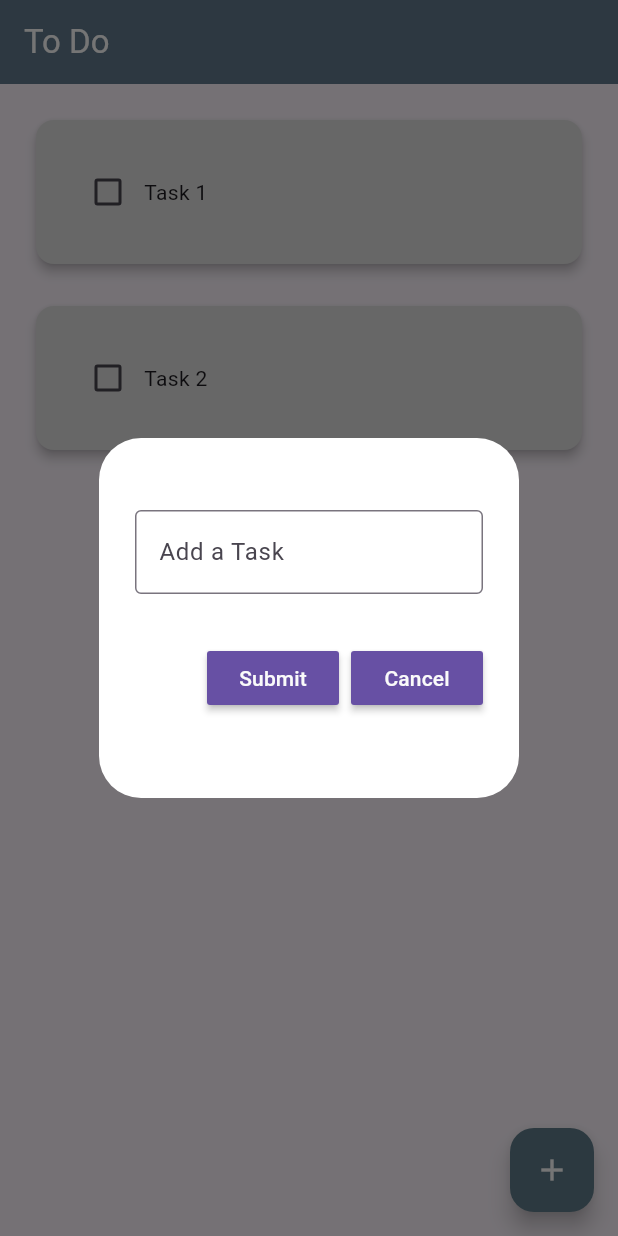
After one commit to devhmac/flutter_masterclass, a Flutter app: the screen it shows after launch, after a tap on the "add" icon, on a phone screen of 412 x 824 dp. The commit adds this screen. Run offline on Flutter 3.47's test engine with Material 3 defaults, Android fonts, the phone set to English and light mode, and no system bars; missing offline and left inert: dart:ffi.

Commit message:
todo creation functional

```diff
--- a/todo_list/lib/pages/home_page.dart
+++ b/todo_list/lib/pages/home_page.dart
@@ -2,6 +2,7 @@ import 'dart:async';
 import 'dart:ffi';
 
 import 'package:flutter/material.dart';
+import 'package:todo_list/widgets/new_task_dialog.dart';
 import 'package:todo_list/widgets/todo_tile.dart';
 
 class HomePage extends StatefulWidget {
@@ -13,6 +14,7 @@ class HomePage extends StatefulWidget {
 
 class _HomePageState extends State<HomePage> {
   // List of todos
+  final _newTaskController = TextEditingController();
   List<List> todoList = [
     ['Task 1', false],
     ['Task 2', false]
@@ -22,6 +24,31 @@ class _HomePageState extends State<HomePage> {
     setState(() {
       todoList[taskIndex][1] = !todoList[taskIndex][1];
     });
+  }
+
+  void saveNewTask() {
+    String task = _newTaskController.text;
+    setState(() {
+      todoList.add([task, false]);
+    });
+    Navigator.pop(context);
+  }
+
+  void cancelNewTask() {
+    _newTaskController.text = '';
+    Navigator.pop(context);
+  }
+
+  void createNewTodo() {
+    showDialog(
+        context: context,
+        builder: (context) {
+          return NewTaskDialog(
+            controller: _newTaskController,
+            onSave: saveNewTask,
+            onCancel: cancelNewTask,
+          );
+        });
   }
 
   @override
@@ -34,6 +61,14 @@ class _HomePageState extends State<HomePage> {
           style: TextStyle(color: Colors.white),
         ),
         elevation: 4,
+      ),
+      floatingActionButton: FloatingActionButton(
+        backgroundColor: Colors.blueGrey,
+        onPressed: createNewTodo,
+        child: const Icon(
+          Icons.add,
+          color: Colors.white,
+        ),
       ),
       body: ListView.builder(
         itemCount: todoList.length,
--- /dev/null
+++ b/todo_list/lib/widgets/button.dart
@@ -0,0 +1,22 @@
+import 'package:flutter/material.dart';
+
+class BaseButton extends StatelessWidget {
+  const BaseButton({
+    super.key,
+    required this.title,
+    required this.onPressed,
+  });
+  final String title;
+  final VoidCallback onPressed;
+  @override
+  Widget build(BuildContext context) {
+    return MaterialButton(
+      onPressed: onPressed,
+      color: Theme.of(context).primaryColor,
+      child: Text(
+        title,
+        style: TextStyle(color: Theme.of(context).secondaryHeaderColor),
+      ),
+    );
+  }
+}
--- /dev/null
+++ b/todo_list/lib/widgets/new_task_dialog.dart
@@ -0,0 +1,53 @@
+import 'package:flutter/material.dart';
+import 'package:todo_list/widgets/button.dart';
+
+class NewTaskDialog extends StatelessWidget {
+  const NewTaskDialog(
+      {super.key,
+      required this.controller,
+      required this.onSave,
+      required this.onCancel});
+
+  final controller;
+  final VoidCallback onSave;
+  final VoidCallback onCancel;
+  // controller.text = '';
+
+  @override
+  Widget build(BuildContext context) {
+    return AlertDialog(
+      content: Container(
+        height: 200,
+        child: Column(
+          mainAxisAlignment: MainAxisAlignment.spaceEvenly,
+          children: [
+            TextField(
+              controller: controller,
+              decoration: InputDecoration(
+                border: OutlineInputBorder(),
+                hintText: "Add a Task",
+              ),
+            ),
+            Row(
+              mainAxisAlignment: MainAxisAlignment.end,
+              children: [
+                BaseButton(
+                  title: 'Submit',
+                  onPressed: onSave,
+                ),
+                const SizedBox(
+                  width: 8,
+                ),
+                BaseButton(
+                  title: 'Cancel',
+                  onPressed: onCancel,
+                )
+              ],
+            )
+          ],
+        ),
+      ),
+      backgroundColor: Colors.white,
+    );
+  }
+}
```
